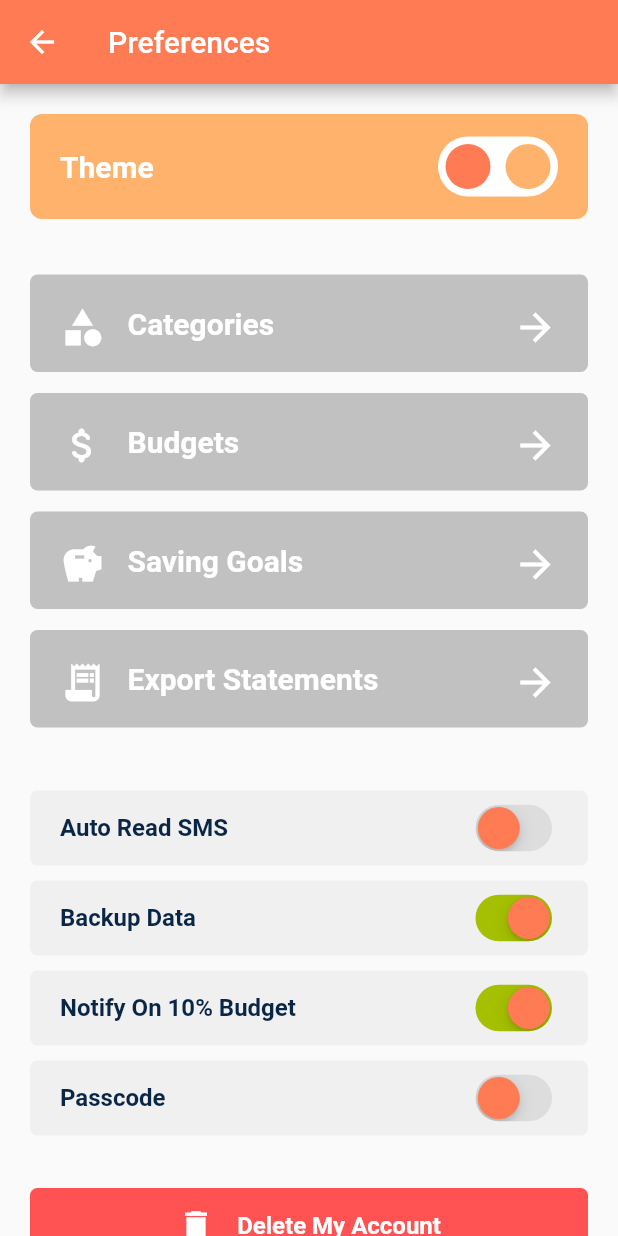
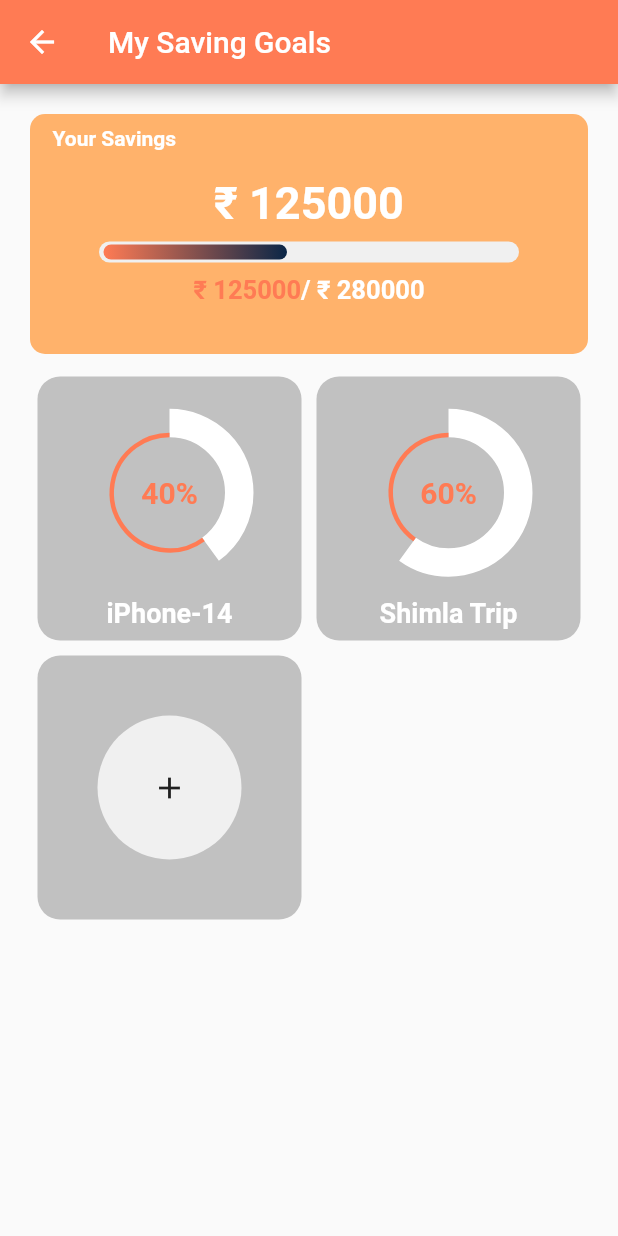
Before and after one commit to BluFin-Designs/Invox-App, a Flutter app: the Preferences screen opened by its route, after a tap on "Saving Goals", on a phone screen of 412 x 824 dp. Run offline on Flutter 3.47's test engine with Material 2 defaults, Android fonts, the phone set to English and light mode, and no system bars; drawn by our look-alikes of fl_chart; our stand-ins replace carousel_slider, hive, hive_flutter; accounts and stored records are empty.

Commit message:
Saving Goals Page Design Added

```diff
--- a/invox/lib/Views/Screens/Preferences_Screen.dart
+++ b/invox/lib/Views/Screens/Preferences_Screen.dart
@@ -1,5 +1,5 @@
 import 'package:flutter/material.dart';
-
+import './SavingGoals_Screen.dart';
 import './Categories_Screen.dart';
 import './Budget_Screen.dart';
 import '../Widgets/PreferenceButtonWidget.dart';
@@ -100,7 +100,9 @@ class Preferences extends StatelessWidget {
               PreferenceButtonWidget(
                 title: "Saving Goals",
                 icon: Icons.savings_sharp,
-                onClick: () {},
+                onClick: () {
+                  Navigator.of(context).pushNamed(SavingGoals.routeName);
+                },
               ),
               PreferenceButtonWidget(
                 title: "Export Statements",
--- /dev/null
+++ b/invox/lib/Views/Screens/SavingGoals_Screen.dart
@@ -0,0 +1,120 @@
+import 'package:flutter/material.dart';
+import '../Widgets/SavingGoals_Card.dart';
+import '../Widgets/SavingGoalsAdd_PopUp.dart';
+import '../Widgets/SavingGoalsCommonCard.dart';
+import '../../utils/GoalsData.dart';
+
+class SavingGoals extends StatefulWidget {
+  static const routeName = '/savingGoals';
+  const SavingGoals({Key? key}) : super(key: key);
+
+  @override
+  State<SavingGoals> createState() => _SavingGoalsState();
+}
+
+class _SavingGoalsState extends State<SavingGoals> {
+  @override
+  Widget build(BuildContext context) {
+    return Scaffold(
+      appBar: AppBar(
+        title: const Text("My Saving Goals"),
+        backgroundColor: Theme.of(context).primaryColor,
+      ),
+      body: Padding(
+        padding: const EdgeInsets.all(20.0),
+        child: SingleChildScrollView(
+          child: Column(
+            children: [
+              GoalsCard(),
+              const SizedBox(
+                height: 10.0,
+              ),
+              GridView.builder(
+                physics: const NeverScrollableScrollPhysics(),
+                shrinkWrap: true,
+                gridDelegate: const SliverGridDelegateWithFixedCrossAxisCount(
+                    crossAxisCount: 2),
+                itemBuilder: (ctx, index) {
+                  if (index < Data.details.length) {
+                    return Padding(
+                      padding: const EdgeInsets.symmetric(
+                          horizontal: 5.0, vertical: 5.0),
+                      child: SavingGoalsCard(
+                          value_1: Data.details[index]["SavingsAmount"],
+                          value_2: Data.details[index]["RequiredAmount"],
+                          itemName: Data.details[index]["ItemName"]),
+                    );
+                  } else {
+                    return Padding(
+                      padding: const EdgeInsets.symmetric(
+                          horizontal: 5.0, vertical: 5.0),
+                      child: InkWell(
+                        child: Container(
+                          height: 180,
+                          width: 172,
+                          decoration: BoxDecoration(
+                            color: const Color(0xFFC1C1C1),
+                            borderRadius: BorderRadius.circular(15),
+                          ),
+                          child: Padding(
+                            padding: const EdgeInsets.all(40.0),
+                            child: Container(
+                                decoration: BoxDecoration(
+                                  color: const Color(0xFFF0F0F0),
+                                  shape: BoxShape.circle,
+                                ),
+                                child: const Icon(
+                                  Icons.add,
+                                )),
+                          ),
+                        ),
+                        onTap: () {
+                          showDialog(
+                            barrierDismissible: false,
+                            useSafeArea: true,
+                            context: context,
+                            builder: (_) => Dialog(
+                              insetPadding: const EdgeInsets.symmetric(
+                                  vertical: 20, horizontal: 10),
+                              shape: RoundedRectangleBorder(
+                                borderRadius: BorderRadius.circular(10),
+                              ),
+                              child: SizedBox(
+                                width: MediaQuery.of(context).size.width - 40,
+                                height: 280,
+                                child: SingleChildScrollView(
+                                  child: Column(
+                                    children: const <Widget>[
+                                      SizedBox(
+                                        height: 20,
+                                      ),
+                                      Text(
+                                        "Your New Goal",
+                                        style: TextStyle(
+                                          color: Color(0xFFFF7B54),
+                                          fontWeight: FontWeight.bold,
+                                          fontSize: 16,
+                                        ),
+                                        textAlign: TextAlign.center,
+                                      ),
+                                      SavingGoalsAddPopUp(),
+                                    ],
+                                  ),
+                                ),
+                              ),
+                            ),
+                          );
+                        },
+                      ),
+                    );
+                  }
+                },
+                itemCount: Data.details.length + 1,
+              ),
+            ],
+          ),
+        ),
+      ),
+    );
+  }
+}
--- /dev/null
+++ b/invox/lib/Views/Widgets/SavingGoalsCommonCard.dart
@@ -0,0 +1,164 @@
+import 'package:flutter/material.dart';
+import 'package:fl_chart/fl_chart.dart';
+
+class GoalsCard extends StatelessWidget {
+  GoalsCard({Key? key}) : super(key: key);
+  double amountSaved = 125000.00;
+  double requiredAmount = 280000.00;
+  @override
+  Widget build(BuildContext context) {
+    return Container(
+      height: 160.0,
+      decoration: BoxDecoration(
+        color: Theme.of(context).colorScheme.secondary,
+        borderRadius: BorderRadius.circular(10),
+      ),
+      child: Column(
+        children: [
+          const SizedBox(
+            width: double.infinity,
+            child: Padding(
+              padding: EdgeInsets.symmetric(vertical: 8.0, horizontal: 15.0),
+              child: Text(
+                'Your Savings',
+                style: TextStyle(
+                  color: Colors.white,
+                  fontSize: 14.0,
+                  fontWeight: FontWeight.bold,
+                ),
+                textAlign: TextAlign.left,
+              ),
+            ),
+          ),
+          const SizedBox(
+            height: 10.0,
+          ),
+          Text(
+            '₹ ${amountSaved.toStringAsFixed(0)}',
+            style: const TextStyle(
+              color: Colors.white,
+              fontSize: 30.0,
+              fontWeight: FontWeight.bold,
+            ),
+          ),
+          Padding(
+            padding:
+                const EdgeInsets.symmetric(horizontal: 40.0, vertical: 8.0),
+            child: Container(
+              height: 14,
+              child: RotatedBox(
+                quarterTurns: -3,
+                child: AspectRatio(
+                  aspectRatio: 0.05,
+                  child: Container(
+                    decoration: BoxDecoration(
+                        color: const Color(0xffF0F0F0),
+                        borderRadius: BorderRadius.circular(20)),
+                    child: Padding(
+                      padding: const EdgeInsets.all(3.0),
+                      child: BarChart(
+                        BarChartData(
+                          barGroups: [
+                            BarChartGroupData(
+                              x: 0,
+                              barRods: [
+                                BarChartRodData(
+                                  width: 10,
+                                  toY: amountSaved,
+                                  gradient: _barsGradient,
+                                  borderRadius: const BorderRadius.all(
+                                      Radius.circular(10.0)),
+                                ),
+                              ],
+                            ),
+                          ],
+                          gridData: FlGridData(
+                              drawHorizontalLine: false,
+                              drawVerticalLine: false),
+                          alignment: BarChartAlignment.spaceAround,
+                          maxY: requiredAmount,
+                          barTouchData: BarTouchData(
+                              enabled: false,
+                              touchTooltipData: BarTouchTooltipData(
+                                tooltipBgColor: Colors.transparent,
+                                tooltipPadding: EdgeInsets.zero,
+                                tooltipMargin: 8,
+                                getTooltipItem: (
+                                  BarChartGroupData group,
+                                  int groupIndex,
+                                  BarChartRodData rod,
+                                  int rodIndex,
+                                ) {
+                                  return BarTooltipItem(
+                                    rod.toY.round().toString(),
+                                    const TextStyle(
+                                        color: Color(0xFFFF7B54),
+                                        fontWeight: FontWeight.bold),
+                                  );
+                                },
+                              )),
+                          titlesData: titlesData,
+                          borderData: FlBorderData(
+                            show: true,
+                            border: const Border(),
+                          ),
+                        ),
+                      ),
+                    ),
+                  ),
+                ),
+              ),
+            ),
+          ),
+          Row(
+            mainAxisAlignment: MainAxisAlignment.center,
+            children: [
+              Text(
+                '₹ ${amountSaved.toStringAsFixed(0)}',
+                style: TextStyle(
+                  fontSize: 17.0,
+                  fontWeight: FontWeight.bold,
+                  color: Theme.of(context).primaryColor,
+                ),
+              ),
+              Text(
+                '/ ₹ ${requiredAmount.toStringAsFixed(0)}',
+                style: const TextStyle(
+                  fontSize: 17.0,
+                  fontWeight: FontWeight.bold,
+                  color: Colors.white,
+                ),
+              ),
+            ],
+          )
+        ],
+      ),
+    );
+  }
+
+  LinearGradient get _barsGradient => const LinearGradient(
+        colors: [
+          Color(0xffFF7B54),
+          Color(0xFF0A2647),
+        ],
+        begin: Alignment.bottomCenter,
+        end: Alignment.topCenter,
+      );
+  FlTitlesData get titlesData => FlTitlesData(
+        show: false,
+        bottomTitles: AxisTitles(
+          sideTitles: SideTitles(
+            showTitles: false,
+          ),
+        ),
+        leftTitles: AxisTitles(
+          sideTitles: SideTitles(showTitles: false),
+        ),
+        topTitles: AxisTitles(
+          sideTitles: SideTitles(showTitles: false),
+        ),
+        rightTitles: AxisTitles(
+          sideTitles: SideTitles(showTitles: false),
+        ),
+      );
+}
--- /dev/null
+++ b/invox/lib/Views/Widgets/SavingGoals_Card.dart
@@ -0,0 +1,79 @@
+import 'package:flutter/material.dart';
+import 'package:fl_chart/fl_chart.dart';
+
+class SavingGoalsCard extends StatelessWidget {
+  final double value_1;
+  final double value_2;
+  final String itemName;
+  const SavingGoalsCard(
+      {Key? key,
+      required this.value_1,
+      required this.value_2,
+      required this.itemName})
+      : super(key: key);
+
+  @override
+  Widget build(BuildContext context) {
+    double _percentage = ((value_2 - value_1) / value_2) * 100;
+    return Container(
+      height: 180,
+      width: 172,
+      decoration: BoxDecoration(
+        color: const Color(0xFFC1C1C1),
+        borderRadius: BorderRadius.circular(15),
+      ),
+      child: Column(
+        mainAxisAlignment: MainAxisAlignment.center,
+        crossAxisAlignment: CrossAxisAlignment.center,
+        children: [
+          Container(
+            height: 140,
+            child: Stack(
+              alignment: Alignment.center,
+              children: [
+                AspectRatio(
+                  aspectRatio: 1,
+                  child: PieChart(
+                    PieChartData(
+                      startDegreeOffset: -90,
+                      sectionsSpace: 0,
+                      centerSpaceRadius: 37,
+                      sections: [
+                        PieChartSectionData(
+                            color: Colors.white,
+                            value: _percentage,
+                            showTitle: false,
+                            radius: 19.0),
+                        PieChartSectionData(
+                            color: Theme.of(context).primaryColor,
+                            value: 100 - _percentage,
+                            showTitle: false,
+                            radius: 3.0),
+                      ],
+                    ),
+                  ),
+                ),
+                Text(
+                  '${_percentage.toStringAsFixed(0)}%',
+                  style: TextStyle(
+                    color: Theme.of(context).primaryColor,
+                    fontSize: 20.0,
+                    fontWeight: FontWeight.bold,
+                  ),
+                ),
+              ],
+            ),
+          ),
+          Text(
+            itemName,
+            style: const TextStyle(
+              color: Colors.white,
+              fontSize: 18.0,
+              fontWeight: FontWeight.bold,
+            ),
+          ),
+        ],
+      ),
+    );
+  }
+}
--- a/invox/lib/main.dart
+++ b/invox/lib/main.dart
@@ -11,6 +11,7 @@ import '../Views/Screens/Statistics_Screen.dart';
 import '../Views/Screens/MyWallets_Screen.dart';
 import '../Views/Screens/Preferences_Screen.dart';
 import '../Views/Screens/Budget_Screen.dart';
+import '../Views/Screens/SavingGoals_Screen.dart';
 
 main() async {
   await Hive.initFlutter();
@@ -30,7 +31,7 @@ class MyApp extends StatelessWidget {
           secondary: const Color(0xffFFB26B),
         ),
       ),
-      home: const LoginSignUp(),
+      home: const SavingGoals(),
       routes: {
         LoginSignUp.routeName: (ctx) => const LoginSignUp(),
         HomePage.routeName: (ctx) => const HomePage(),
@@ -41,6 +42,7 @@ class MyApp extends StatelessWidget {
         Preferences.routeName: (ctx) => const Preferences(),
         CategoriesPage.routeName: (ctx) => const CategoriesPage(),
         BudgetPage.routeName: (ctx) => const BudgetPage(),
+        SavingGoals.routeName: (ctx) => const SavingGoals(),
       },
     );
   }
--- /dev/null
+++ b/invox/lib/utils/GoalsData.dart
@@ -0,0 +1,14 @@
+class Data {
+  static List<Map<String, dynamic>> details = [
+    {
+      "ItemName": "iPhone-14",
+      "SavingsAmount": 60000.00,
+      "RequiredAmount": 100000.00
+    },
+    {
+      "ItemName": "Shimla Trip",
+      "SavingsAmount": 20000.00,
+      "RequiredAmount": 50000.00
+    }
+  ];
+}
```
Also changed, not shown: invox/lib/Views/Widgets/SavingGoalsAdd_PopUp.dart (added, +150 -0 lines), invox/pubspec.lock.
